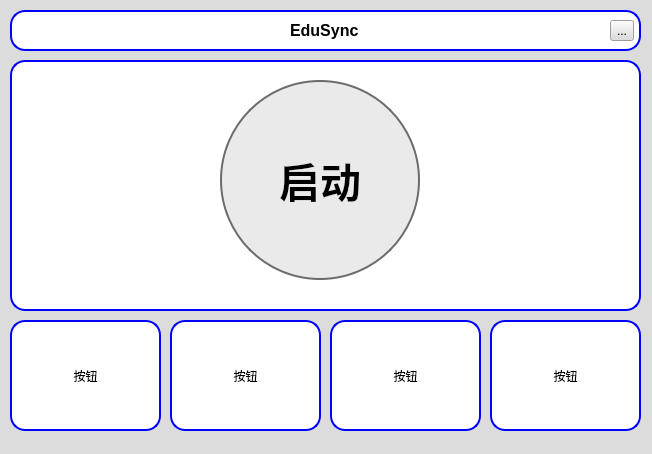
This is client/ui/homepage.ui in suq-weer/EduSync as Qt 5 draws it before an edit. The edited form follows.
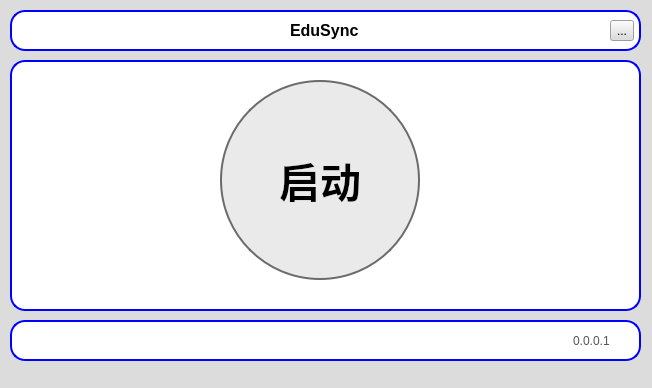
This is the edited form. Custom widgets are drawn as their Qt base class.

Commit message: ui(3.0)更新

The edit to the form file:
```diff
--- a/client/ui/homepage.ui
+++ b/client/ui/homepage.ui
@@ -7,9 +7,15 @@
     <x>0</x>
     <y>0</y>
     <width>652</width>
-    <height>454</height>
+    <height>388</height>
    </rect>
   </property>
+  <property name="sizePolicy">
+   <sizepolicy hsizetype="Minimum" vsizetype="Minimum">
+    <horstretch>0</horstretch>
+    <verstretch>0</verstretch>
+   </sizepolicy>
+  </property>
   <property name="windowTitle">
    <string>MainWindow</string>
   </property>
@@ -113,97 +119,6 @@
      <string>EduSync</string>
     </property>
    </widget>
-   <widget class="QPushButton" name="pushButton_2">
-    <property name="geometry">
-     <rect>
-      <x>10</x>
-      <y>320</y>
-      <width>151</width>
-      <height>111</height>
-     </rect>
-    </property>
-    <property name="styleSheet">
-     <string notr="true">border-radius: 15%;
-border:2px solid blue;
-box-shadow: 5px 5px 5px #888888;
-background-color: rgb(255, 255, 255);</string>
-    </property>
-    <property name="inputMethodHints">
-     <set>Qt::InputMethodHint::ImhNone</set>
-    </property>
-    <property name="text">
-     <string>按钮</string>
-    </property>
-   </widget>
-   <widget class="QPushButton" name="pushButton_3">
-    <property name="geometry">
-     <rect>
-      <x>170</x>
-      <y>320</y>
-      <width>151</width>
-      <height>111</height>
-     </rect>
-    </property>
-    <property name="styleSheet">
-     <string notr="true">border-radius: 15%;
-border:2px solid blue;
-box-shadow: 5px 5px 5px #888888;
-background-color: rgb(255, 255, 255);</string>
-    </property>
-    <property name="locale">
-     <locale language="Chinese" country="China"/>
-    </property>
-    <property name="inputMethodHints">
-     <set>Qt::InputMethodHint::ImhNone</set>
-    </property>
-    <property name="text">
-     <string>按钮</string>
-    </property>
-   </widget>
-   <widget class="QPushButton" name="pushButton_4">
-    <property name="geometry">
-     <rect>
-      <x>330</x>
-      <y>320</y>
-      <width>151</width>
-      <height>111</height>
-     </rect>
-    </property>
-    <property name="styleSheet">
-     <string notr="true">border-radius: 15%;
-border:2px solid blue;
-box-shadow: 5px 5px 5px #888888;
-background-color: rgb(255, 255, 255);</string>
-    </property>
-    <property name="inputMethodHints">
-     <set>Qt::InputMethodHint::ImhNone</set>
-    </property>
-    <property name="text">
-     <string>按钮</string>
-    </property>
-   </widget>
-   <widget class="QPushButton" name="pushButton_5">
-    <property name="geometry">
-     <rect>
-      <x>490</x>
-      <y>320</y>
-      <width>151</width>
-      <height>111</height>
-     </rect>
-    </property>
-    <property name="styleSheet">
-     <string notr="true">border-radius: 15%;
-border:2px solid blue;
-box-shadow: 5px 5px 5px #888888;
-background-color: rgb(255, 255, 255);</string>
-    </property>
-    <property name="inputMethodHints">
-     <set>Qt::InputMethodHint::ImhNone</set>
-    </property>
-    <property name="text">
-     <string>按钮</string>
-    </property>
-   </widget>
    <widget class="QPlainTextEdit" name="plainTextEdit_2">
     <property name="geometry">
      <rect>
@@ -219,6 +134,44 @@
 border:2px solid blue;</string>
     </property>
    </widget>
+   <widget class="PlainTextEdit" name="plainTextEdit_3">
+    <property name="geometry">
+     <rect>
+      <x>10</x>
+      <y>320</y>
+      <width>631</width>
+      <height>41</height>
+     </rect>
+    </property>
+    <property name="sizePolicy">
+     <sizepolicy hsizetype="Minimum" vsizetype="Minimum">
+      <horstretch>0</horstretch>
+      <verstretch>0</verstretch>
+     </sizepolicy>
+    </property>
+    <property name="styleSheet">
+     <string notr="true">border-radius:15%;
+border:2px solid blue;
+background-color: rgb(255, 255, 255);</string>
+    </property>
+   </widget>
+   <widget class="QLabel" name="label_2">
+    <property name="geometry">
+     <rect>
+      <x>573</x>
+      <y>333</y>
+      <width>53</width>
+      <height>15</height>
+     </rect>
+    </property>
+    <property name="styleSheet">
+     <string notr="true">background-color: rgb(255, 255, 255);
+color: rgb(85, 85, 85);</string>
+    </property>
+    <property name="text">
+     <string>0.0.0.1</string>
+    </property>
+   </widget>
    <zorder>plainTextEdit_2</zorder>
    <zorder>plainTextEdit</zorder>
    <zorder>toolButton</zorder>
```
Left out of the diff: 36 changed lines with no effect on the pictures. The commit also changes 2 other files.
